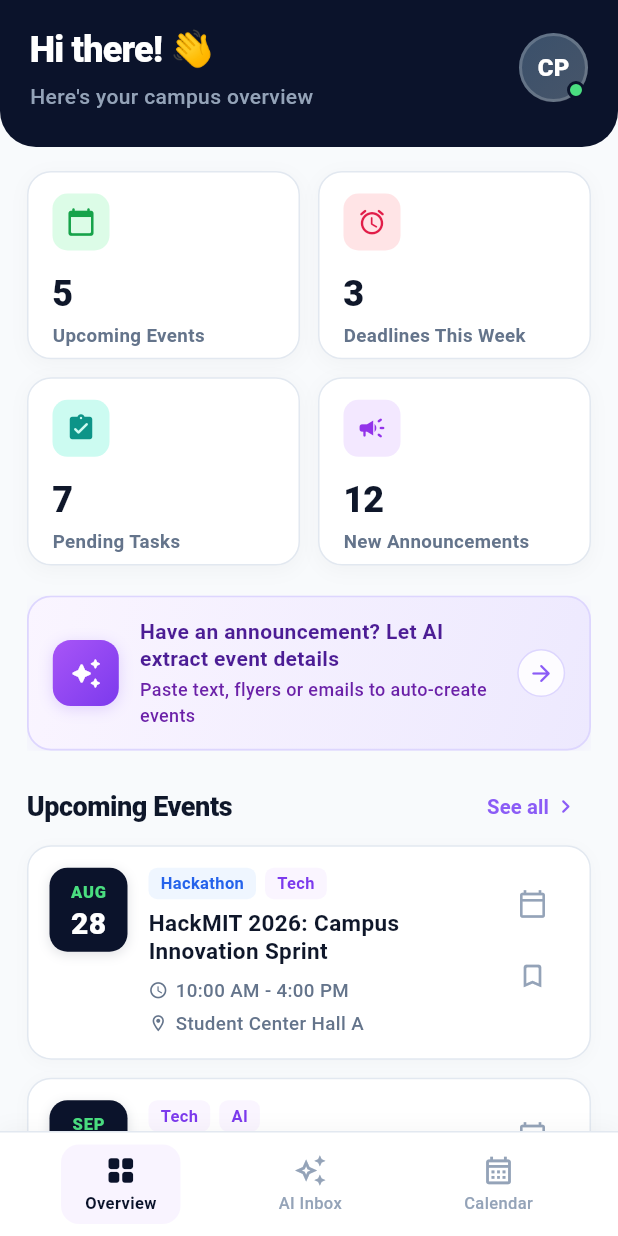
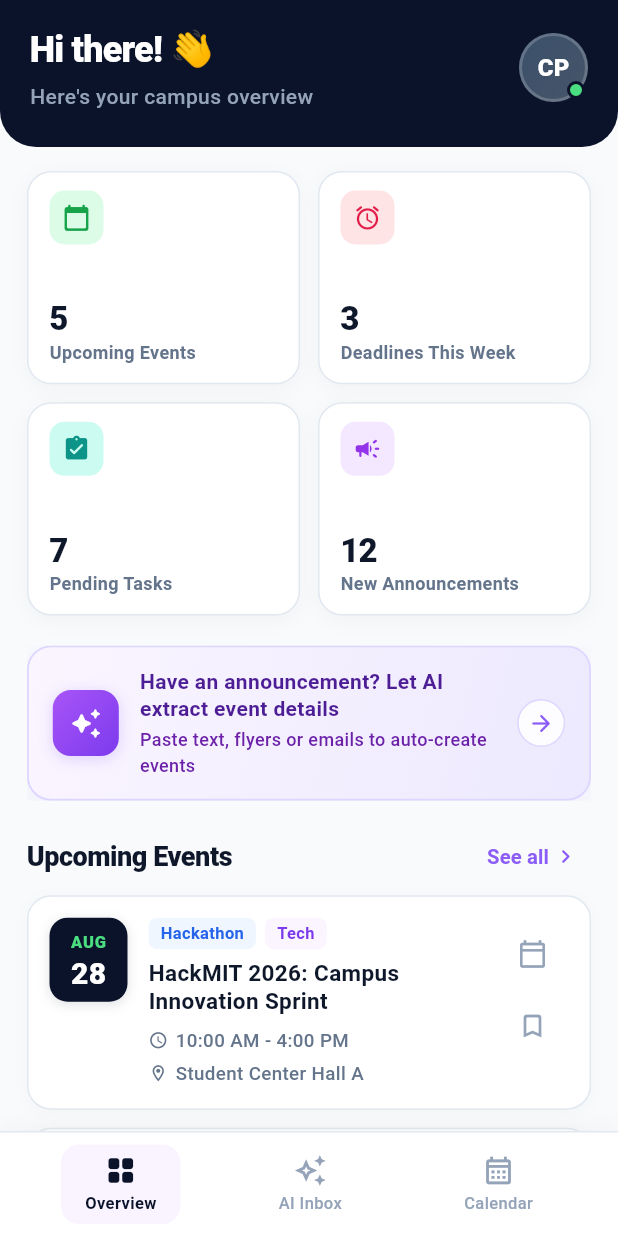
Before and after one commit to dtw-code/campos, a Flutter app: the screen it shows after launch, on a phone screen of 412 x 824 dp. Run offline on Flutter 3.47's test engine with Material 3 defaults, Android fonts, the phone set to English and light mode, and no system bars; network calls fail.

Commit message:
Asked antigravity to fix the text overflow issue in the overview section.

```diff
--- a/lib/ui/components/metric_card.dart
+++ b/lib/ui/components/metric_card.dart
@@ -27,7 +27,7 @@ class MetricCard extends StatelessWidget {
         onTap: onTap,
         borderRadius: BorderRadius.circular(16),
         child: Container(
-          padding: const EdgeInsets.symmetric(horizontal: 16, vertical: 14),
+          padding: const EdgeInsets.symmetric(horizontal: 14, vertical: 12),
           decoration: BoxDecoration(
             color: AppColors.cardSurface,
             borderRadius: BorderRadius.circular(16),
@@ -46,15 +46,15 @@ class MetricCard extends StatelessWidget {
             children: [
               // Icon Indicator Container
               Container(
-                width: 38,
-                height: 38,
+                width: 36,
+                height: 36,
                 decoration: BoxDecoration(
                   color: iconBackgroundColor,
                   borderRadius: BorderRadius.circular(10),
                 ),
-                child: Center(child: Icon(icon, color: iconColor, size: 20)),
+                child: Center(child: Icon(icon, color: iconColor, size: 19)),
               ),
-              const SizedBox(height: 12),
+              const Spacer(),
               // Value Count & Label
               Column(
                 crossAxisAlignment: CrossAxisAlignment.start,
@@ -63,10 +63,11 @@ class MetricCard extends StatelessWidget {
                   Text(
                     '$count',
                     style: const TextStyle(
-                      fontSize: 24,
+                      fontSize: 22,
                       fontWeight: FontWeight.w800,
                       color: AppColors.textPrimary,
                       letterSpacing: -0.5,
+                      height: 1.1,
                     ),
                   ),
                   const SizedBox(height: 2),
@@ -75,7 +76,7 @@ class MetricCard extends StatelessWidget {
                     maxLines: 1,
                     overflow: TextOverflow.ellipsis,
                     style: const TextStyle(
-                      fontSize: 12.5,
+                      fontSize: 12,
                       fontWeight: FontWeight.w600,
                       color: AppColors.textSecondary,
                     ),
--- a/lib/ui/screens/home_screen.dart
+++ b/lib/ui/screens/home_screen.dart
@@ -202,7 +202,7 @@ class HomeScreen extends StatelessWidget {
       mainAxisSpacing: 12,
       shrinkWrap: true,
       physics: const NeverScrollableScrollPhysics(),
-      childAspectRatio: 1.45,
+      childAspectRatio: 1.28,
       children: [
         // 1. Upcoming Events (green indicator)
         MetricCard(
```
Also changed, not shown: 1 other file.
